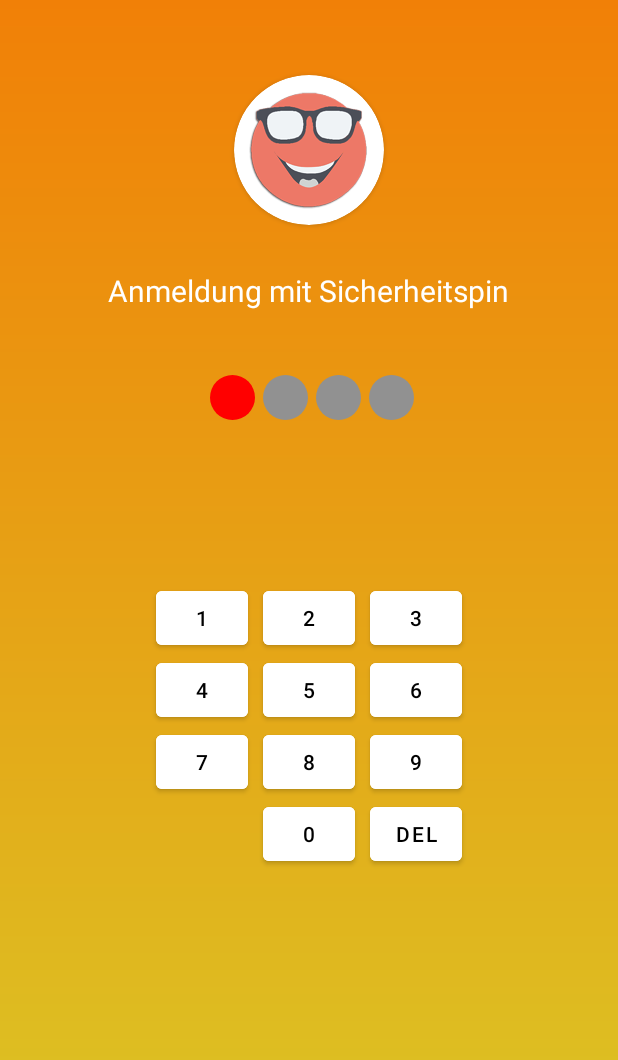
After one commit to Rocky361/android.25.04.2023, an Android app: the layout anmeldung.xml on its own in the app's theme, with its tools: preview values and no code run, on a phone screen of 412 x 824 dp. The commit adds this screen. Shown: the top 1060 px of the screen. Run offline under Robolectric (Android 15) with nearby library versions, the phone set to English and light mode, and no system bars.

Commit message:
initial commit

```diff
--- /dev/null
+++ b/app/src/main/res/drawable-v24/shape_grey_circle.xml
@@ -0,0 +1,11 @@
+<?xml version="1.0" encoding="utf-8"?>
+<shape
+    xmlns:android="http://schemas.android.com/apk/res/android"
+    android:shape="oval"
+    android:innerRadius="15dp"
+    android:thickness="10dp"
+    android:useLevel="false">
+
+    <solid android:color="@color/grey" />
+
+</shape>
--- /dev/null
+++ b/app/src/main/res/drawable/gradient_background.xml
@@ -0,0 +1,9 @@
+<?xml version="1.0" encoding="utf-8"?>
+<shape xmlns:android="http://schemas.android.com/apk/res/android"
+    android:shape="rectangle">
+    <gradient
+        android:angle="90"
+        android:startColor="@color/yellow"
+        android:endColor="@color/orange"
+        android:type="linear"/>
+</shape>
--- /dev/null
+++ b/app/src/main/res/drawable/shape_red_circle.xml
@@ -0,0 +1,11 @@
+<?xml version="1.0" encoding="utf-8"?>
+<shape
+    xmlns:android="http://schemas.android.com/apk/res/android"
+    android:shape="oval"
+    android:innerRadius="15dp"
+    android:thickness="10dp"
+    android:useLevel="false">
+
+    <solid android:color="@color/red" />
+
+</shape>
--- /dev/null
+++ b/app/src/main/res/layout/anmeldung.xml
@@ -0,0 +1,199 @@
+<?xml version="1.0" encoding="utf-8"?>
+<RelativeLayout xmlns:android="http://schemas.android.com/apk/res/android"
+    android:layout_width="match_parent"
+    android:layout_height="match_parent"
+    xmlns:app="http://schemas.android.com/apk/res-auto"
+    android:background="@drawable/gradient_background">
+
+    <androidx.cardview.widget.CardView
+        android:layout_width="100dp"
+        android:layout_height="100dp"
+        android:layout_alignParentTop="true"
+        android:layout_centerHorizontal="true"
+        app:cardCornerRadius="100dp"
+        android:layout_margin="50dp"
+        >
+
+        <ImageView
+            android:id="@+id/smiley"
+            android:layout_width="80dp"
+            android:layout_height="80dp"
+            android:src="@drawable/smiley"
+            android:layout_alignParentTop="true"
+            android:layout_centerHorizontal="true"
+            android:layout_margin="10dp"
+            />
+    </androidx.cardview.widget.CardView>
+
+    <TextView
+        android:id="@+id/anmeldung_mit_sicherheitspin"
+        android:layout_width="wrap_content"
+        android:layout_height="wrap_content"
+        android:text="@string/anmeldung_mit_sicherheitspin"
+        android:layout_centerHorizontal="true"
+        android:layout_marginTop="180dp"
+        android:textSize="20sp"
+        android:textColor="@color/white"
+        />
+
+    <ImageView
+        android:id="@+id/red_circle"
+        android:layout_width="30dp"
+        android:layout_height="30dp"
+        android:src="@drawable/shape_red_circle"
+        android:layout_marginTop="250dp"
+        android:layout_marginStart="140dp"
+        android:layout_marginEnd="5dp"/>
+
+    <ImageView
+        android:id="@+id/grey_circle_1"
+        android:layout_width="30dp"
+        android:layout_height="30dp"
+        android:src="@drawable/shape_grey_circle"
+        android:layout_toEndOf="@+id/red_circle"
+        android:layout_marginTop="250dp"
+        android:layout_marginEnd="5dp"/>
+
+    <ImageView
+        android:id="@+id/grey_circle_2"
+        android:layout_width="30dp"
+        android:layout_height="30dp"
+        android:src="@drawable/shape_grey_circle"
+        android:layout_toEndOf="@+id/grey_circle_1"
+        android:layout_marginTop="250dp"
+        android:layout_marginEnd="5dp"/>
+
+    <ImageView
+        android:id="@+id/grey_circle_3"
+        android:layout_width="30dp"
+        android:layout_height="30dp"
+        android:src="@drawable/shape_grey_circle"
+        android:layout_toEndOf="@+id/grey_circle_2"
+        android:layout_marginTop="250dp"
+        />
+
+
+    <Button
+        android:id="@+id/button2"
+        android:layout_width="61dp"
+        android:layout_height="wrap_content"
+        android:layout_centerInParent="true"
+        android:layout_marginStart="10dp"
+        android:layout_marginEnd="10dp"
+        android:text="@string/_2"
+        android:backgroundTint="@color/white"
+        android:textColor="@color/black"/>
+
+    <Button
+        android:id="@+id/button1"
+        android:layout_width="61dp"
+        android:layout_height="wrap_content"
+        android:layout_toStartOf="@id/button2"
+        android:layout_centerInParent="true"
+        android:text="@string/_1"
+        android:backgroundTint="@color/white"
+        android:textColor="@color/black"/>
+
+    <Button
+        android:id="@+id/button3"
+        android:layout_width="61dp"
+        android:layout_height="wrap_content"
+        android:layout_centerInParent="true"
+        android:layout_toEndOf="@id/button2"
+        android:text="@string/_3"
+        android:backgroundTint="@color/white"
+        android:textColor="@color/black"/>
+
+    <Button
+        android:id="@+id/button4"
+        android:layout_width="61dp"
+        android:layout_height="wrap_content"
+        android:layout_below="@id/button2"
+        android:layout_centerInParent="true"
+        android:layout_toStartOf="@id/button5"
+        android:text="@string/_4"
+        android:backgroundTint="@color/white"
+        android:textColor="@color/black"/>
+
+    <Button
+        android:id="@+id/button5"
+        android:layout_width="61dp"
+        android:layout_height="wrap_content"
+        android:layout_below="@+id/button1"
+        android:layout_centerInParent="true"
+        android:layout_marginStart="10dp"
+        android:layout_marginEnd="10dp"
+        android:text="@string/_5"
+        android:backgroundTint="@color/white"
+        android:textColor="@color/black"/>
+
+    <Button
+        android:id="@+id/button6"
+        android:layout_width="61dp"
+        android:layout_height="wrap_content"
+        android:layout_below="@id/button2"
+        android:layout_centerInParent="true"
+        android:layout_toEndOf="@id/button5"
+        android:text="@string/_6"
+        android:backgroundTint="@color/white"
+        android:textColor="@color/black"/>
+
+    <Button
+        android:id="@+id/button7"
+        android:layout_width="61dp"
+        android:layout_height="wrap_content"
+        android:layout_below="@id/button5"
+        android:layout_toStartOf="@id/button8"
+        android:text="@string/_7"
+        android:backgroundTint="@color/white"
+        android:textColor="@color/black"/>
+
+    <Button
+        android:id="@+id/button8"
+        android:layout_width="61dp"
+        android:layout_height="wrap_content"
+        android:layout_below="@id/button5"
+        android:layout_centerInParent="true"
+        android:layout_marginStart="10dp"
+        android:layout_marginEnd="10dp"
+        android:text="@string/_8"
+        android:backgroundTint="@color/white"
+        android:textColor="@color/black"/>
+
+    <Button
+        android:id="@+id/button9"
+        android:layout_width="61dp"
+        android:layout_height="wrap_content"
+        android:layout_below="@id/button5"
+        android:layout_toEndOf="@id/button8"
+        android:text="@string/_9"
+        android:backgroundTint="@color/white"
+        android:textColor="@color/black"/>
+
+    <Button
+        android:id="@+id/button0"
+        android:layout_width="61dp"
+        android:layout_height="wrap_content"
+        android:layout_below="@id/button8"
+        android:layout_centerInParent="true"
+        android:layout_marginStart="10dp"
+        android:layout_marginEnd="10dp"
+        android:text="@string/_0"
+        android:backgroundTint="@color/white"
+        android:textColor="@color/black"/>
+
+    <Button
+        android:id="@+id/button_del"
+        android:layout_width="61dp"
+        android:layout_height="wrap_content"
+        android:layout_below="@id/button8"
+        android:layout_toEndOf="@id/button0"
+        android:text="@string/del"
+        android:backgroundTint="@color/white"
+        android:textColor="@color/black"/>
+
+
+
+
+
+</RelativeLayout>
--- a/app/src/main/res/values-night/strings.xml
+++ b/app/src/main/res/values-night/strings.xml
@@ -7,4 +7,16 @@
     <string name="green">GREEN</string>
     <string name="indigo">INDIGO</string>
     <string name="violet">VIOLET</string>
+    <string name="anmeldung_mit_sicherheitspin">Anmeldung mit Sicherheitspin</string>
+    <string name="_2">2</string>
+    <string name="del">DEL</string>
+    <string name="_0">0</string>
+    <string name="_9">9</string>
+    <string name="_8">8</string>
+    <string name="_7">7</string>
+    <string name="_6">6</string>
+    <string name="_5">5</string>
+    <string name="_4">4</string>
+    <string name="_3">3</string>
+    <string name="_1">1</string>
 </resources>
--- a/app/src/main/res/values/colors.xml
+++ b/app/src/main/res/values/colors.xml
@@ -14,6 +14,7 @@
     <color name="orange">#F18007</color>
     <color name="violet">#E907F1</color>
     <color name="indigo">#400A7E</color>
+    <color name="grey">#919191</color>
 
 
 </resources>
--- a/app/src/main/res/values/strings.xml
+++ b/app/src/main/res/values/strings.xml
@@ -13,4 +13,16 @@
     <string name="green">GREEN</string>
     <string name="indigo">INDIGO</string>
     <string name="violet">VIOLET</string>
+    <string name="anmeldung_mit_sicherheitspin">Anmeldung mit Sicherheitspin</string>
+    <string name="_2">2</string>
+    <string name="del">DEL</string>
+    <string name="_0">0</string>
+    <string name="_9">9</string>
+    <string name="_8">8</string>
+    <string name="_7">7</string>
+    <string name="_6">6</string>
+    <string name="_5">5</string>
+    <string name="_4">4</string>
+    <string name="_3">3</string>
+    <string name="_1">1</string>
 </resources>
```
Also changed, not shown: app/src/main/res/drawable-v24/smiley.png (added).
